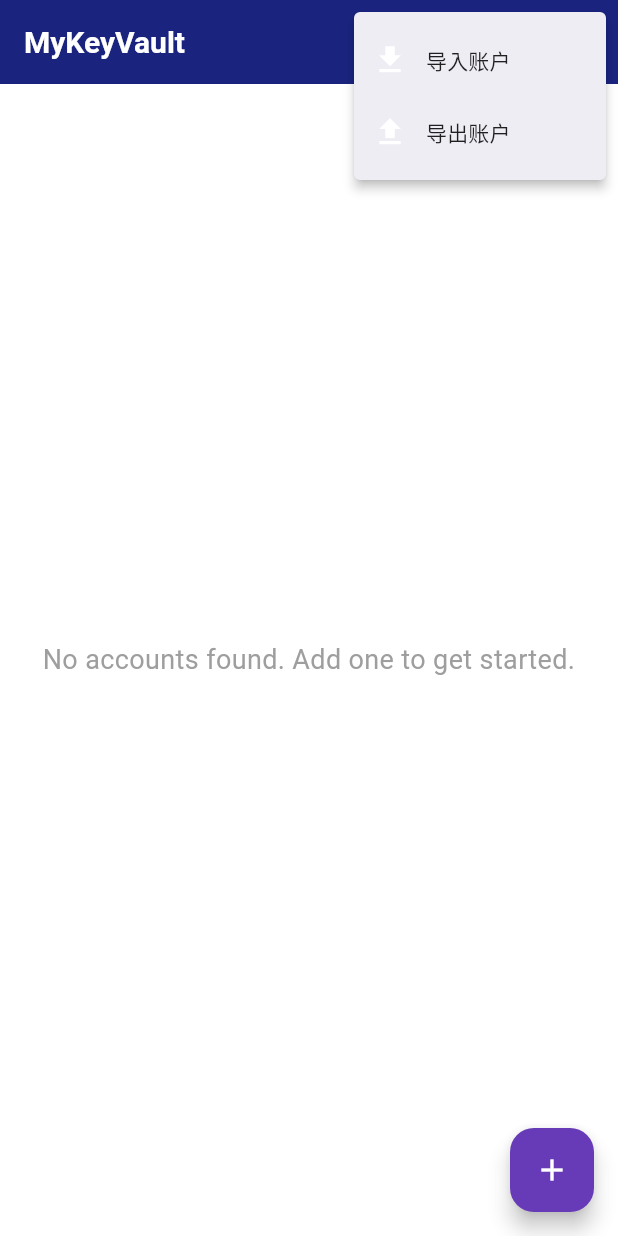
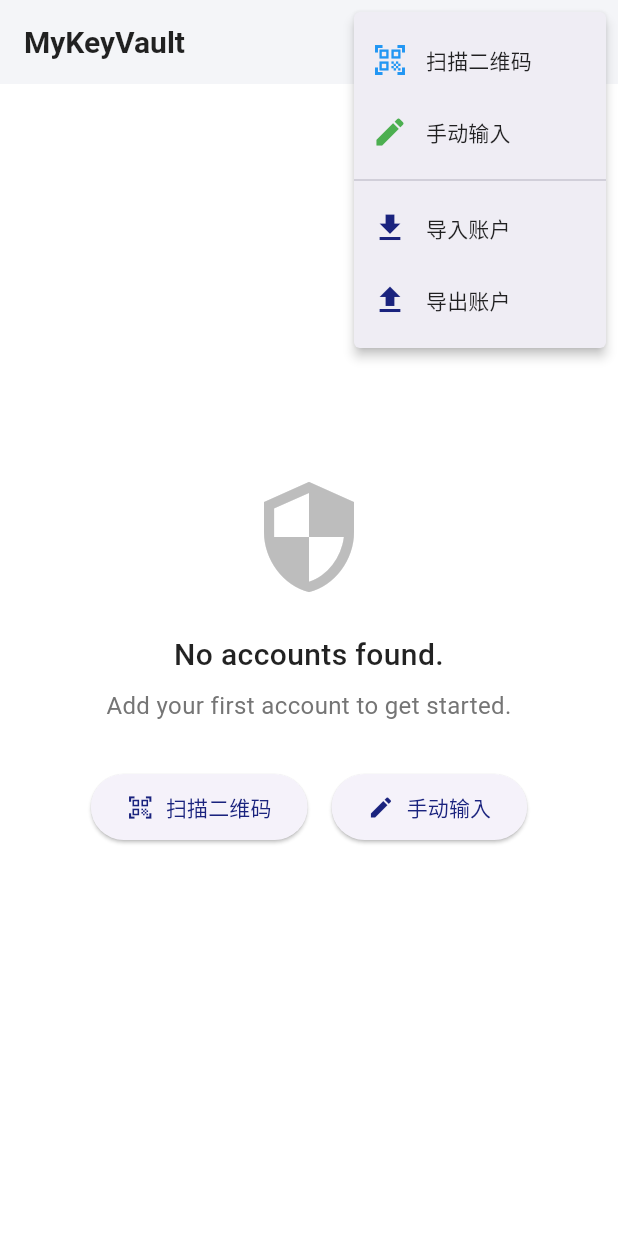
Before and after one commit to shaoyun/MyKeyVault, a Flutter app: the screen it shows after launch, after a tap on the "more vert" icon, on a phone screen of 412 x 824 dp. Run offline on Flutter 3.47's test engine with Material 3 defaults, Android fonts, the phone set to English and light mode, and no system bars; our stand-ins replace file_picker, freezed_annotation, share_plus, shared_preferences; missing offline and left inert: dart:html, mobile_scanner, otp.

Commit message:
优化主界面主题颜色，添加柔化的白色和柔和的蓝色作为强调色；改进账户导出功能，增加账户导出前的检查提示；在主页中添加二维码扫描和手动输入按钮，提升用户体验。

```diff
--- a/lib/main.dart
+++ b/lib/main.dart
@@ -30,6 +30,8 @@ class MyApp extends StatelessWidget {
     final Color primarySeedColor = Color(0xFF1A237E); // 深蓝色
     final Color secondaryColor = Color(0xFF673AB7); // 紫色
     final Color lightGray = Color(0xFFE0E0E0); // 浅灰色
+    final Color softWhite = Color(0xFFF8F9FA); // 柔化的白色
+    final Color accentBlue = Color(0xFF5C6BC0); // 柔和的蓝色作为强调色
 
     final lightTheme = ThemeData(
       useMaterial3: true,
@@ -45,14 +47,15 @@ class MyApp extends StatelessWidget {
         onBackground: Colors.black87,
       ),
       appBarTheme: AppBarTheme(
-        backgroundColor: primarySeedColor,
-        foregroundColor: Colors.white,
-        titleTextStyle: TextStyle(color: Colors.white, fontSize: 20, fontWeight: FontWeight.bold),
+        backgroundColor: softWhite,
+        foregroundColor: Colors.black87,
+        titleTextStyle: TextStyle(color: Colors.black87, fontSize: 20, fontWeight: FontWeight.bold),
+        elevation: 0.5,
       ),
-      floatingActionButtonTheme: FloatingActionButtonThemeData(
-        backgroundColor: secondaryColor,
-        foregroundColor: Colors.white,
-      ),
+      // floatingActionButtonTheme: FloatingActionButtonThemeData(
+      //   backgroundColor: accentBlue,
+      //   foregroundColor: Colors.white,
+      // ),
       cardColor: Colors.white,
       textTheme: TextTheme(
         bodyMedium: TextStyle(color: Colors.black87),
--- a/lib/screens/home_screen.dart
+++ b/lib/screens/home_screen.dart
@@ -99,9 +99,20 @@ class _HomeScreenState extends State<HomeScreen> {
   }
 
   Future<void> _exportAccounts(BuildContext context) async {
-    final result =
-        await Provider.of<AccountProvider>(context, listen: false)
-            .exportAccounts();
+    final accountProvider = Provider.of<AccountProvider>(context, listen: false);
+
+    // 检查是否有账户可导出
+    if (accountProvider.accounts.isEmpty) {
+      ScaffoldMessenger.of(context).showSnackBar(
+        const SnackBar(
+          content: Text('暂无账户可导出，请先添加账户'),
+          backgroundColor: Colors.orange,
+        ),
+      );
+      return;
+    }
+
+    final result = await accountProvider.exportAccounts();
     if (result != null) {
       if (kIsWeb) {
         // Web平台：显示下载成功消息
@@ -208,29 +219,68 @@ class _HomeScreenState extends State<HomeScreen> {
         title: const Text('MyKeyVault'),
         actions: [
           PopupMenuButton<String>(
+            icon: Icon(
+              Icons.more_vert,
+              color: Theme.of(context).colorScheme.primary,
+            ),
             onSelected: (value) {
               if (value == 'import') {
                 _importAccounts(context);
               } else if (value == 'export') {
                 _exportAccounts(context);
+              } else if (value == 'scan_qr') {
+                Navigator.push(
+                  context,
+                  MaterialPageRoute(
+                    builder: (context) => const QrScannerScreen(),
+                  ),
+                );
+              } else if (value == 'manual_input') {
+                Navigator.push(
+                  context,
+                  MaterialPageRoute(
+                    builder: (context) => const ManualInputScreen(),
+                  ),
+                );
               }
             },
             itemBuilder: (BuildContext context) => <PopupMenuEntry<String>>[
               const PopupMenuItem<String>(
+                value: 'scan_qr',
+                child: Row(
+                  children: [
+                    Icon(Icons.qr_code_scanner, color: Colors.blue),
+                    SizedBox(width: 12),
+                    Text('扫描二维码'),
+                  ],
+                ),
+              ),
+              const PopupMenuItem<String>(
+                value: 'manual_input',
+                child: Row(
+                  children: [
+                    Icon(Icons.edit, color: Colors.green),
+                    SizedBox(width: 12),
+                    Text('手动输入'),
+                  ],
+                ),
+              ),
+              const PopupMenuDivider(),
+              PopupMenuItem<String>(
                 value: 'import',
                 child: Row(
                   children: [
-                    Icon(Icons.file_download),
+                    Icon(Icons.file_download, color: Theme.of(context).colorScheme.primary),
                     SizedBox(width: 12),
                     Text('导入账户'),
                   ],
                 ),
               ),
-              const PopupMenuItem<String>(
+              PopupMenuItem<String>(
                 value: 'export',
                 child: Row(
                   children: [
-                    Icon(Icons.file_upload),
+                    Icon(Icons.file_upload, color: Theme.of(context).colorScheme.primary),
                     SizedBox(width: 12),
                     Text('导出账户'),
                   ],
@@ -284,11 +334,65 @@ class _HomeScreenState extends State<HomeScreen> {
           // 账户列表
           Expanded(
             child: accountProvider.accounts.isEmpty
-                ? const Center(
-                    child: Text(
-                      'No accounts found. Add one to get started.',
-                      textAlign: TextAlign.center,
-                      style: TextStyle(fontSize: 18, color: Colors.grey),
+                ? Center(
+                    child: Column(
+                      mainAxisAlignment: MainAxisAlignment.center,
+                      children: [
+                        Icon(
+                          Icons.security,
+                          size: 80,
+                          color: Colors.grey[400],
+                        ),
+                        const SizedBox(height: 24),
+                        const Text(
+                          'No accounts found.',
+                          textAlign: TextAlign.center,
+                          style: TextStyle(fontSize: 20, fontWeight: FontWeight.w500),
+                        ),
+                        const SizedBox(height: 8),
+                        Text(
+                          'Add your first account to get started.',
+                          textAlign: TextAlign.center,
+                          style: TextStyle(fontSize: 16, color: Colors.grey[600]),
+                        ),
+                        const SizedBox(height: 32),
+                        Row(
+                          mainAxisAlignment: MainAxisAlignment.center,
+                          children: [
+                            ElevatedButton.icon(
+                              onPressed: () {
+                                Navigator.push(
+                                  context,
+                                  MaterialPageRoute(
+                                    builder: (context) => const QrScannerScreen(),
+                                  ),
+                                );
+                              },
+                              icon: const Icon(Icons.qr_code_scanner),
+                              label: const Text('扫描二维码'),
+                              style: ElevatedButton.styleFrom(
+                                padding: const EdgeInsets.symmetric(horizontal: 24, vertical: 12),
+                              ),
+                            ),
+                            const SizedBox(width: 16),
+                            ElevatedButton.icon(
+                              onPressed: () {
+                                Navigator.push(
+                                  context,
+                                  MaterialPageRoute(
+                                    builder: (context) => const ManualInputScreen(),
+                                  ),
+                                );
+                              },
+                              icon: const Icon(Icons.edit),
+                              label: const Text('手动输入'),
+                              style: ElevatedButton.styleFrom(
+                                padding: const EdgeInsets.symmetric(horizontal: 24, vertical: 12),
+                              ),
+                            ),
+                          ],
+                        ),
+                      ],
                     ),
                   )
                 : filteredAccounts.isEmpty && _searchQuery.isNotEmpty
@@ -330,10 +434,6 @@ class _HomeScreenState extends State<HomeScreen> {
           ),
         ],
       ),
-      floatingActionButton: FloatingActionButton(
-        onPressed: () => _showAddAccountOptions(context),
-        child: const Icon(Icons.add),
-      ),
     );
   }
 }
```
